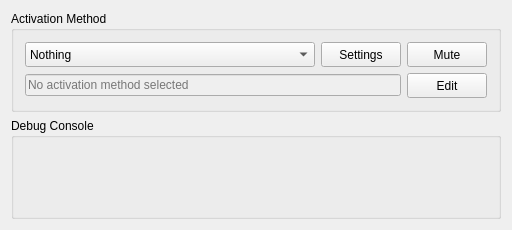
Old version of the form source/main_window_dialog.ui in the repository PsychedelicShayna/cursor-locker.
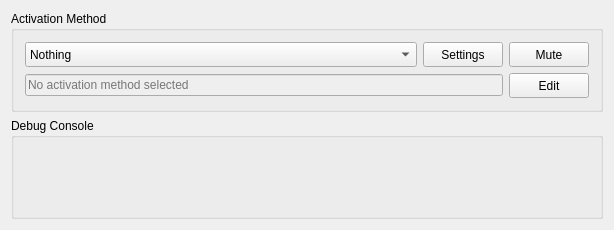
New version of the form.

The edit to the form file:
```diff
--- a/source/main_window_dialog.ui
+++ b/source/main_window_dialog.ui
@@ -6,7 +6,7 @@
    <rect>
     <x>0</x>
     <y>0</y>
-    <width>512</width>
+    <width>614</width>
     <height>230</height>
    </rect>
   </property>
```
